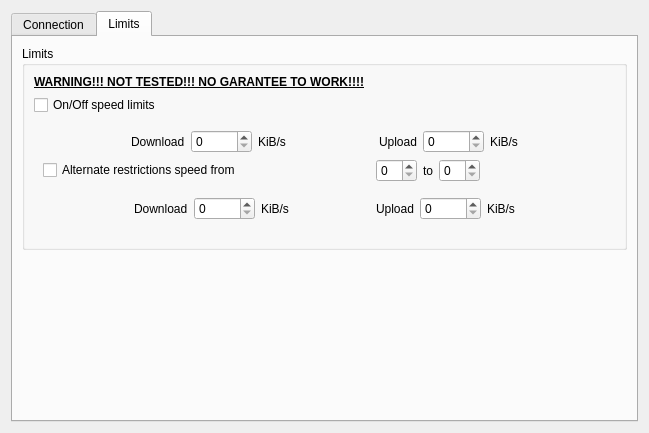
First picture: the form in eiskaltdcpp/ui/UISettingsConnection.ui, repository eiskaltdcpp/eiskaltdcpp, before the edit.
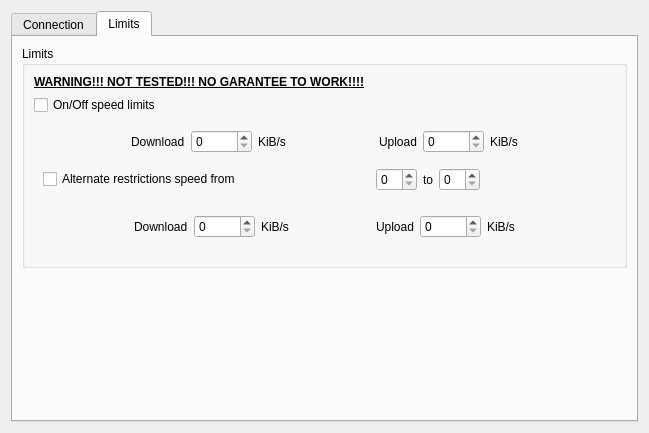
Second picture: the form after the edit. The open tabs and pages were chosen to show the change.

Commit message: qDebug() -> ifdef

```diff
--- a/eiskaltdcpp/ui/UISettingsConnection.ui
+++ b/eiskaltdcpp/ui/UISettingsConnection.ui
@@ -428,6 +428,15 @@
                 </widget>
                </item>
                <item>
+                <widget class="QFrame" name="frame_5">
+                 <property name="frameShape">
+                  <enum>QFrame::NoFrame</enum>
+                 </property>
+                 <property name="frameShadow">
+                  <enum>QFrame::Raised</enum>
+                 </property>
+                 <layout class="QHBoxLayout" name="horizontalLayout_4">
+                  <item>
                 <spacer name="horizontalSpacer_3">
                  <property name="orientation">
                   <enum>Qt::Horizontal</enum>
@@ -473,6 +482,9 @@
                   </size>
                  </property>
                 </spacer>
+                  </item>
+                 </layout>
+                </widget>
                </item>
               </layout>
              </item>
```
Left out of the diff: 2 changed lines with no effect on the pictures. Lines whose indentation alone changed are shown as unchanged. The commit also changes 1 other file.
